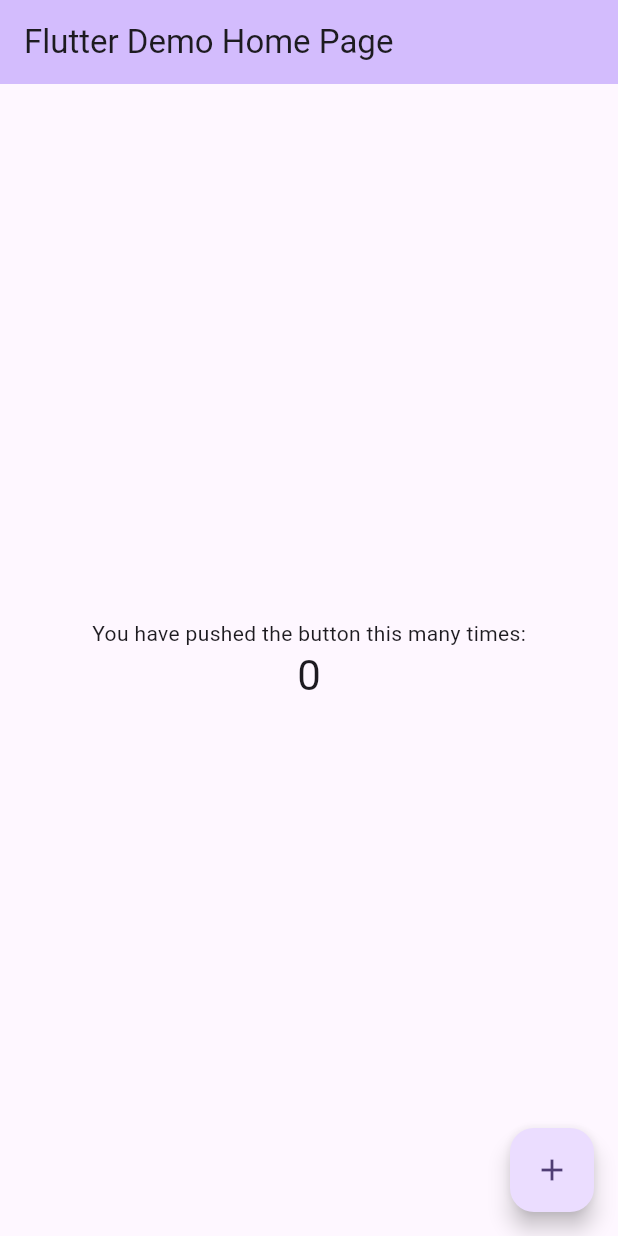
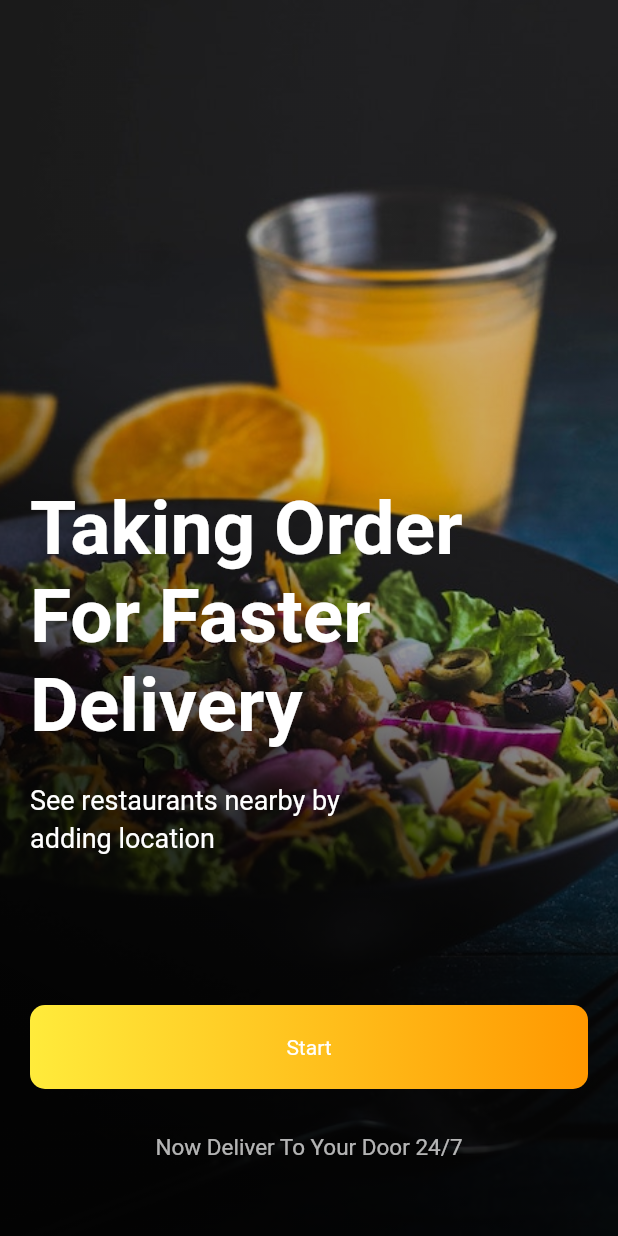
Before and after one commit to muhammadumer1157/Food-Delivery-App-UI, a Flutter app: the screen it shows after launch, on a phone screen of 412 x 824 dp. Run offline on Flutter 3.47's test engine with Material 2 defaults, Android fonts, the phone set to English and light mode, and no system bars; our stand-ins replace page_transition, simple_animations.

Commit message:
Add animation and UI

```diff
--- /dev/null
+++ b/food_delivery_app_ui/lib/animations/fade_animation.dart
@@ -0,0 +1,28 @@
+import 'package:flutter/material.dart';
+import 'package:simple_animations/simple_animations.dart';
+
+class FadeAnimation extends StatelessWidget {
+  final double delay;
+  final Widget child;
+
+  const FadeAnimation({super.key, required this.delay, required this.child});
+
+  @override
+  Widget build(BuildContext context) {
+    final tween = MovieTween()
+      ..tween('opacity', Tween(begin: 0.0, end: 1.0),
+          duration: const Duration(milliseconds: 500))
+      ..tween('translateX', Tween(begin: 120.0, end: 0.0),
+          duration: const Duration(milliseconds: 500), curve: Curves.easeOut);
+    return PlayAnimationBuilder(
+        delay: Duration(milliseconds: (500 * delay).round()),
+        tween: tween,
+        duration: tween.duration,
+        builder: (context, value, child) => Opacity(
+              opacity: value.get("opacity"),
+              child: Transform.translate(
+                  offset: Offset(value.get("translateX"), 0), child: child),
+            ),
+        child: child);
+  }
+}
--- a/food_delivery_app_ui/lib/main.dart
+++ b/food_delivery_app_ui/lib/main.dart
@@ -1,125 +1,11 @@
 import 'package:flutter/material.dart';
 
+import 'pages/starter_page.dart';
+
 void main() {
-  runApp(const MyApp());
+  runApp(MaterialApp(
+    debugShowCheckedModeBanner: false,
+    theme: ThemeData(fontFamily: "Roboto"),
+    home: const StarterPage(),
+  ));
 }
-
-class MyApp extends StatelessWidget {
-  const MyApp({super.key});
-
-  // This widget is the root of your application.
-  @override
-  Widget build(BuildContext context) {
-    return MaterialApp(
-      title: 'Flutter Demo',
-      theme: ThemeData(
-        // This is the theme of your application.
-        //
-        // TRY THIS: Try running your application with "flutter run". You'll see
-        // the application has a blue toolbar. Then, without quitting the app,
-        // try changing the seedColor in the colorScheme below to Colors.green
-        // and then invoke "hot reload" (save your changes or press the "hot
-        // reload" button in a Flutter-supported IDE, or press "r" if you used
-        // the command line to start the app).
-        //
-        // Notice that the counter didn't reset back to zero; the application
-        // state is not lost during the reload. To reset the state, use hot
-        // restart instead.
-        //
-        // This works for code too, not just values: Most code changes can be
-        // tested with just a hot reload.
-        colorScheme: ColorScheme.fromSeed(seedColor: Colors.deepPurple),
-        useMaterial3: true,
-      ),
-      home: const MyHomePage(title: 'Flutter Demo Home Page'),
-    );
-  }
-}
-
-class MyHomePage extends StatefulWidget {
-  const MyHomePage({super.key, required this.title});
-
-  // This widget is the home page of your application. It is stateful, meaning
-  // that it has a State object (defined below) that contains fields that affect
-  // how it looks.
-
-  // This class is the configuration for the state. It holds the values (in this
-  // case the title) provided by the parent (in this case the App widget) and
-  // used by the build method of the State. Fields in a Widget subclass are
-  // always marked "final".
-
-  final String title;
-
-  @override
-  State<MyHomePage> createState() => _MyHomePageState();
-}
-
-class _MyHomePageState extends State<MyHomePage> {
-  int _counter = 0;
-
-  void _incrementCounter() {
-    setState(() {
-      // This call to setState tells the Flutter framework that something has
-      // changed in this State, which causes it to rerun the build method below
-      // so that the display can reflect the updated values. If we changed
-      // _counter without calling setState(), then the build method would not be
-      // called again, and so nothing would appear to happen.
-      _counter++;
-    });
-  }
-
-  @override
-  Widget build(BuildContext context) {
-    // This method is rerun every time setState is called, for instance as done
-    // by the _incrementCounter method above.
-    //
-    // The Flutter framework has been optimized to make rerunning build methods
-    // fast, so that you can just rebuild anything that needs updating rather
-    // than having to individually change instances of widgets.
-    return Scaffold(
-      appBar: AppBar(
-        // TRY THIS: Try changing the color here to a specific color (to
-        // Colors.amber, perhaps?) and trigger a hot reload to see the AppBar
-        // change color while the other colors stay the same.
-        backgroundColor: Theme.of(context).colorScheme.inversePrimary,
-        // Here we take the value from the MyHomePage object that was created by
-        // the App.build method, and use it to set our appbar title.
-        title: Text(widget.title),
-      ),
-      body: Center(
-        // Center is a layout widget. It takes a single child and positions it
-        // in the middle of the parent.
-        child: Column(
-          // Column is also a layout widget. It takes a list of children and
-          // arranges them vertically. By default, it sizes itself to fit its
-          // children horizontally, and tries to be as tall as its parent.
-          //
-          // Column has various properties to control how it sizes itself and
-          // how it positions its children. Here we use mainAxisAlignment to
-          // center the children vertically; the main axis here is the vertical
-          // axis because Columns are vertical (the cross axis would be
-          // horizontal).
-          //
-          // TRY THIS: Invoke "debug painting" (choose the "Toggle Debug Paint"
-          // action in the IDE, or press "p" in the console), to see the
-          // wireframe for each widget.
-          mainAxisAlignment: MainAxisAlignment.center,
-          children: <Widget>[
-            const Text(
-              'You have pushed the button this many times:',
-            ),
-            Text(
-              '$_counter',
-              style: Theme.of(context).textTheme.headlineMedium,
-            ),
-          ],
-        ),
-      ),
-      floatingActionButton: FloatingActionButton(
-        onPressed: _incrementCounter,
-        tooltip: 'Increment',
-        child: const Icon(Icons.add),
-      ), // This trailing comma makes auto-formatting nicer for build methods.
-    );
-  }
-}
--- /dev/null
+++ b/food_delivery_app_ui/lib/pages/starter_page.dart
@@ -0,0 +1,150 @@
+import 'package:flutter/material.dart';
+import 'package:food_delivery_app_ui/animations/fade_animation.dart';
+import 'package:food_delivery_app_ui/pages/home_page.dart';
+import 'package:page_transition/page_transition.dart';
+
+class StarterPage extends StatefulWidget {
+  const StarterPage({super.key});
+
+  @override
+  State<StarterPage> createState() => _StarterPageState();
+}
+
+class _StarterPageState extends State<StarterPage>
+    with TickerProviderStateMixin {
+  late AnimationController _animationController;
+  late Animation<double> _animation;
+
+  bool _textVisible = true;
+
+  @override
+  void initState() {
+    super.initState();
+    _animationController = AnimationController(
+        vsync: this, duration: const Duration(milliseconds: 100));
+    _animation = Tween(begin: 1.0, end: 25.0).animate(_animationController);
+  }
+
+  @override
+  void dispose() {
+    super.dispose();
+    _animationController.dispose();
+  }
+
+  void _onTap() {
+    setState(() {
+      _textVisible = false;
+    });
+    _animationController.forward().then(
+          (value) => Navigator.push(
+            context,
+            PageTransition(
+              type: PageTransitionType.fade,
+              child: HomePage(),
+            ),
+          ),
+        );
+  }
+
+  @override
+  Widget build(BuildContext context) {
+    return Scaffold(
+      body: Container(
+        decoration: const BoxDecoration(
+            image: DecorationImage(
+                image: AssetImage("assets/images/starter-image.jpg"),
+                fit: BoxFit.cover)),
+        child: Container(
+          decoration: BoxDecoration(
+            gradient: LinearGradient(
+              begin: Alignment.bottomCenter,
+              colors: [
+                Colors.black.withOpacity(0.9),
+                Colors.black.withOpacity(0.8),
+                Colors.black.withOpacity(0.2),
+              ],
+            ),
+          ),
+          child: Padding(
+            padding: const EdgeInsets.all(20.0),
+            child: Column(
+              mainAxisAlignment: MainAxisAlignment.end,
+              crossAxisAlignment: CrossAxisAlignment.start,
+              children: [
+                const FadeAnimation(
+                  delay: 0.5,
+                  child: Text(
+                    "Taking Order For Faster Delivery",
+                    style: TextStyle(
+                        color: Colors.white,
+                        fontSize: 50,
+                        fontWeight: FontWeight.bold),
+                  ),
+                ),
+                const SizedBox(
+                  height: 20.0,
+                ),
+                const FadeAnimation(
+                  delay: 1,
+                  child: Text(
+                    "See restaurants nearby by \nadding location",
+                    style: TextStyle(
+                        color: Colors.white, height: 1.4, fontSize: 18.0),
+                  ),
+                ),
+                const SizedBox(
+                  height: 100.0,
+                ),
+                FadeAnimation(
+                  delay: 1.2,
+                  child: ScaleTransition(
+                    scale: _animation,
+                    child: Container(
+                      decoration: BoxDecoration(
+                        borderRadius: BorderRadius.circular(10.0),
+                        gradient: const LinearGradient(
+                            colors: [Colors.yellow, Colors.orange]),
+                      ),
+                      child: AnimatedOpacity(
+                        opacity: _textVisible ? 1.0 : 0.0,
+                        duration: const Duration(milliseconds: 50),
+                        child: MaterialButton(
+                          padding: const EdgeInsets.symmetric(vertical: 20.0),
+                          minWidth: double.infinity,
+                          onPressed: () => _onTap(),
+                          child: const Text(
+                            "Start",
+                            style: TextStyle(color: Colors.white),
+                          ),
+                        ),
+                      ),
+                    ),
+                  ),
+                ),
+                const SizedBox(
+                  height: 30.0,
+                ),
+                FadeAnimation(
+                  delay: 1.4,
+                  child: AnimatedOpacity(
+                    opacity: _textVisible ? 1.0 : 0.0,
+                    duration: const Duration(milliseconds: 50),
+                    child: Align(
+                      child: Text(
+                        "Now Deliver To Your Door 24/7",
+                        style: TextStyle(color: Colors.white70, fontSize: 15.0),
+                      ),
+                    ),
+                  ),
+                ),
+                const SizedBox(
+                  height: 30.0,
+                )
+              ],
+            ),
+          ),
+        ),
+      ),
+    );
+  }
+}
--- a/food_delivery_app_ui/pubspec.yaml
+++ b/food_delivery_app_ui/pubspec.yaml
@@ -35,6 +35,8 @@ dependencies:
   # The following adds the Cupertino Icons font to your application.
   # Use with the CupertinoIcons class for iOS style icons.
   cupertino_icons: ^1.0.2
+  simple_animations: ^5.0.2
+  page_transition: ^2.1.0
 
 dev_dependencies:
   flutter_test:
```
Also changed, not shown: food_delivery_app_ui/lib/pages/home_page.dart (added, +214 -0 lines), food_delivery_app_ui/pubspec.lock.
